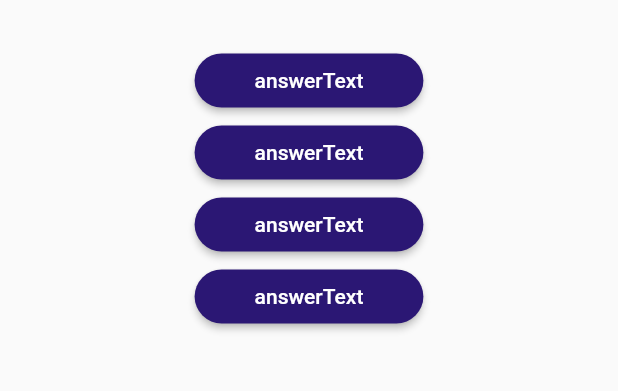
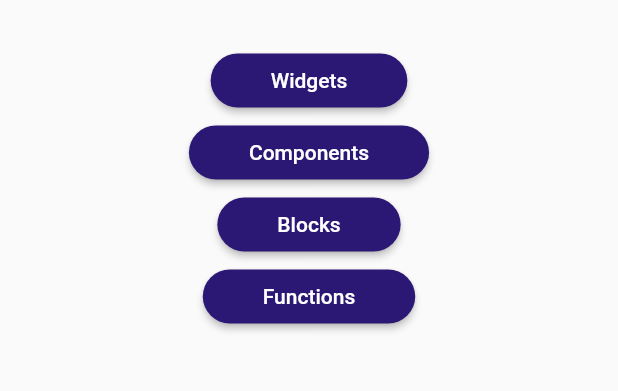
Before and after one commit to Louis-Gil/playground, a Flutter app: the QuizScreen widget shown alone on an empty page, opened directly, on a phone screen of 412 x 824 dp, the part 464-855 px from its top. Run offline on Flutter 3.47's test engine with Material 2 defaults, Android fonts, the phone set to English and light mode, and no system bars.

Commit message:
feat : Add connet question with screen

```diff
--- /dev/null
+++ b/flutter_guild/quiz/lib/data/questions.dart
@@ -0,0 +1,55 @@
+import 'package:quiz/models/quiz_question.dart';
+
+const questions = [
+  QuizQuestion(
+    'What are the main building blocks of Flutter UIs?',
+    [
+      'Widgets',
+      'Components',
+      'Blocks',
+      'Functions',
+    ],
+  ),
+  QuizQuestion('How are Flutter UIs built?', [
+    'By combining widgets in code',
+    'By combining widgets in a visual editor',
+    'By defining widgets in config files',
+    'By using XCode for iOS and Android Studio for Android',
+  ]),
+  QuizQuestion(
+    'What\'s the purpose of a StatefulWidget?',
+    [
+      'Update UI as data changes',
+      'Update data as UI changes',
+      'Ignore data changes',
+      'Render UI that does not depend on data',
+    ],
+  ),
+  QuizQuestion(
+    'Which widget should you try to use more often: StatelessWidget or StatefulWidget?',
+    [
+      'StatelessWidget',
+      'StatefulWidget',
+      'Both are equally good',
+      'None of the above',
+    ],
+  ),
+  QuizQuestion(
+    'What happens if you change data in a StatelessWidget?',
+    [
+      'The UI is not updated',
+      'The UI is updated',
+      'The closest StatefulWidget is updated',
+      'Any nested StatefulWidgets are updated',
+    ],
+  ),
+  QuizQuestion(
+    'How should you update data inside of StatefulWidgets?',
+    [
+      'By calling setState()',
+      'By calling updateData()',
+      'By calling updateUI()',
+      'By calling updateState()',
+    ],
+  ),
+];
--- /dev/null
+++ b/flutter_guild/quiz/lib/models/quiz_question.dart
@@ -0,0 +1,6 @@
+class QuizQuestion {
+  const QuizQuestion(this.text, this.ansewers);
+
+  final String text;
+  final List<String> ansewers;
+}
--- a/flutter_guild/quiz/lib/quiz_screen.dart
+++ b/flutter_guild/quiz/lib/quiz_screen.dart
@@ -1,5 +1,7 @@
 import 'package:flutter/material.dart';
+
 import 'package:quiz/answer_button.dart';
+import 'package:quiz/data/questions.dart';
 
 class QuizScreen extends StatefulWidget {
   const QuizScreen({super.key});
@@ -11,6 +13,8 @@ class QuizScreen extends StatefulWidget {
 }
 
 class _QuizScreenState extends State<QuizScreen> {
+  final currentQuestion = questions[0];
+
   @override
   Widget build(context) {
     return SizedBox(
@@ -18,15 +22,15 @@ class _QuizScreenState extends State<QuizScreen> {
       child: Column(
         mainAxisAlignment: MainAxisAlignment.center,
         children: [
-          const Text(
-            'Quiz Screen',
-            style: TextStyle(color: Colors.white),
+          Text(
+            currentQuestion.text,
+            style: const TextStyle(color: Colors.white),
           ),
           const SizedBox(height: 30),
-          AnswerButton(answerText: 'answerText', onTap: () {}),
-          AnswerButton(answerText: 'answerText', onTap: () {}),
-          AnswerButton(answerText: 'answerText', onTap: () {}),
-          AnswerButton(answerText: 'answerText', onTap: () {}),
+          AnswerButton(answerText: currentQuestion.ansewers[0], onTap: () {}),
+          AnswerButton(answerText: currentQuestion.ansewers[1], onTap: () {}),
+          AnswerButton(answerText: currentQuestion.ansewers[2], onTap: () {}),
+          AnswerButton(answerText: currentQuestion.ansewers[3], onTap: () {}),
         ],
       ),
     );
```
